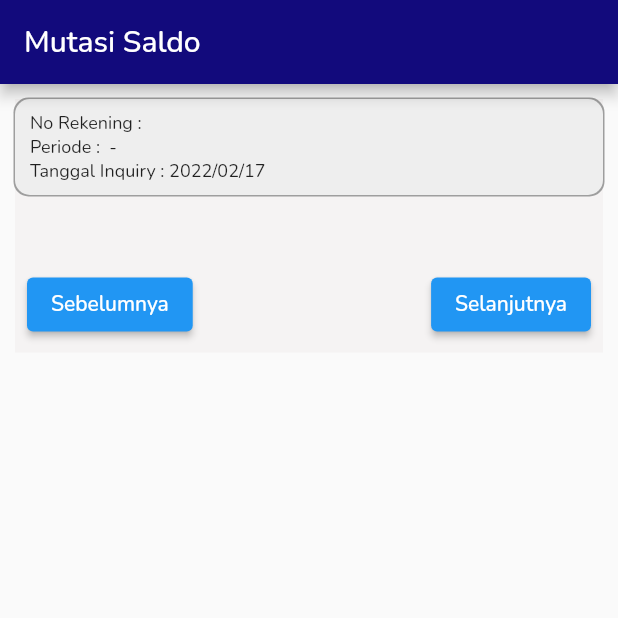
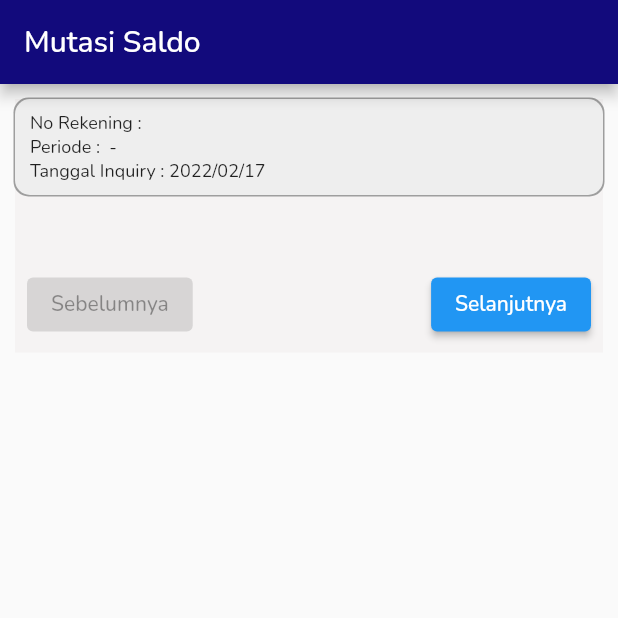
Before and after one commit to nangs/wincoremobile-1, a Flutter app: the AccountActivitiesDetails screen opened directly with empty values, on a phone screen of 412 x 824 dp, the top half of it. Run offline on Flutter 3.47's test engine with Material 2 defaults, Android fonts, the phone set to English and light mode, and no system bars; our stand-ins replace bloc, carousel_slider, dartz, dio, firebase_auth, firebase_core and 4 more; missing offline and left inert: firebase_auth_web, firebase_core_web; accounts and stored records are empty.

Commit message:
Account Activities Styling

```diff
--- a/lib/screen/panel/account/account_activities_detail.dart
+++ b/lib/screen/panel/account/account_activities_detail.dart
@@ -35,6 +35,8 @@ class _AccountActivitiesDetailsState extends State<AccountActivitiesDetails> {
     var responseInfo = widget.response.info;
 
     var mutasiList = responseInfo?.mutasi;
+    var eof = responseInfo?.eof;
+    var seqNo = responseInfo?.sequenceNo;
 
     return Scaffold(
       appBar: AppBar(
@@ -163,13 +165,19 @@ class _AccountActivitiesDetailsState extends State<AccountActivitiesDetails> {
                   children: [
                     Padding(
                       padding: const EdgeInsets.all(8.0),
-                      child: ElevatedButton(
-                          onPressed: () {}, child: Text("Sebelumnya")),
+                      child: (eof == false && seqNo! > 1)
+                          ? ElevatedButton(
+                              onPressed: () {}, child: Text("Sebelumnya"))
+                          : ElevatedButton(
+                              onPressed: null, child: Text("Sebelumnya")),
                     ),
                     Padding(
                       padding: const EdgeInsets.all(8.0),
-                      child: ElevatedButton(
-                          onPressed: () {}, child: Text("Selanjutnya")),
+                      child: (eof == true)
+                          ? ElevatedButton(
+                              onPressed: null, child: Text("Selanjutnya"))
+                          : ElevatedButton(
+                              onPressed: () {}, child: Text("Selanjutnya")),
                     ),
                   ],
                 )
@@ -287,16 +295,13 @@ class _accActivityDetailsState extends State<accActivityDetails> {
                         moneyFormat.format(
                             double.parse(widget.nilai_transaksi.toString())),
                     style: TextStyle(
-                      fontSize: 12,
-                    ),
+                        fontSize: 12,
+                        color: (widget.sign_transaksi == "D")
+                            ? Colors.red
+                            : Colors.blue),
                   ),
                   SizedBox(width: 8),
-                  Text(
-                    widget.sign_transaksi,
-                    style: TextStyle(
-                      fontSize: 12,
-                    ),
-                  )
+                  Text("")
                 ],
               ),
             )
```
